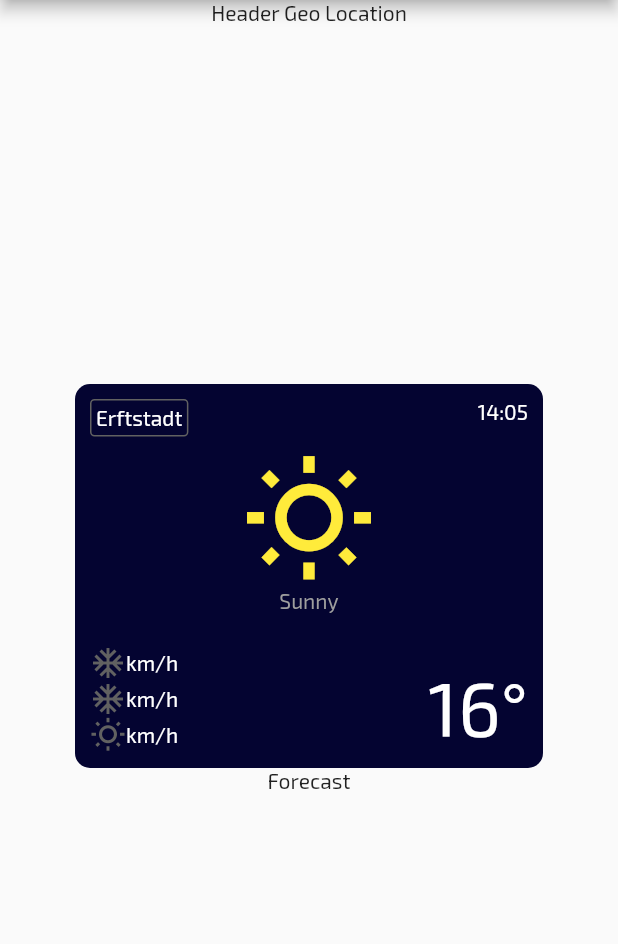
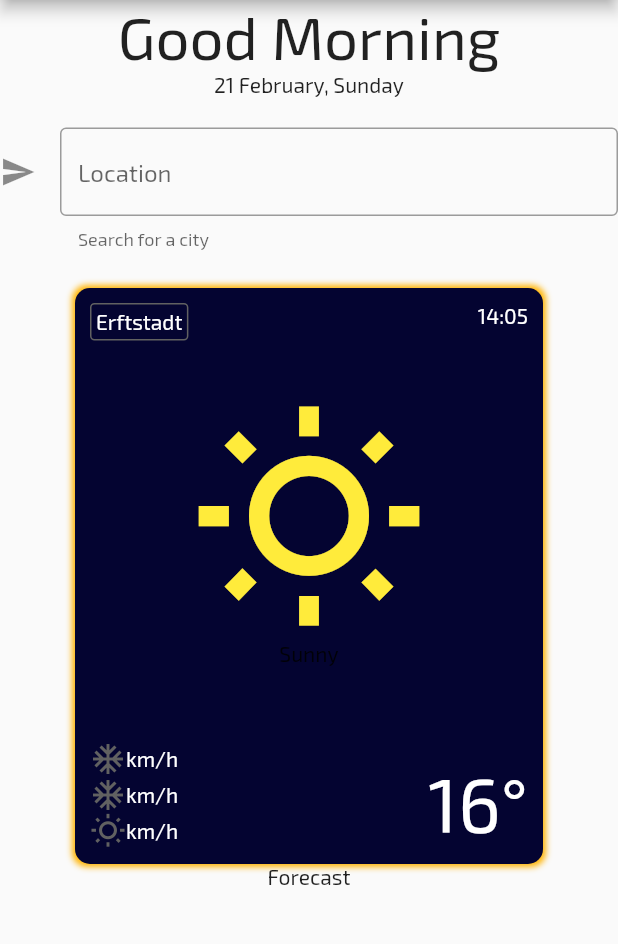
Before and after one commit to Dextavision/weathy, a Flutter app: the screen it shows after launch, on a phone screen of 412 x 824 dp, the part 84-1028 px from its top. Run offline on Flutter 3.47's test engine with Material 2 defaults, Android fonts, the phone set to English and light mode, and no system bars; our stand-ins replace google_fonts.

Commit message:
added border to the weathy card and started with the home header widget

```diff
--- a/lib/app/app.dart
+++ b/lib/app/app.dart
@@ -1,6 +1,6 @@
 import 'package:flutter/material.dart';
 import 'package:weathy/app/theme.dart';
-import 'package:weathy/home/home_screen.dart';
+import 'package:weathy/view/home/home_screen.dart';
 
 class Weathy extends StatelessWidget {
   @override
--- /dev/null
+++ b/lib/view/home/home_header.dart
@@ -0,0 +1,36 @@
+import 'package:flutter/material.dart';
+import 'package:intl/intl.dart';
+
+class HomeHeader extends StatelessWidget {
+  final String _currentDay = DateTime.now().day.toString();
+  final String _currentMonth = DateFormat('MMMM').format(DateTime.now());
+  final String _currentWeekDay = DateFormat('EEEE').format(DateTime.now());
+
+  @override
+  Widget build(BuildContext context) {
+    return Column(
+      children: [
+        const Text(
+          'Good Morning',
+          style: TextStyle(fontSize: 40.0),
+        ),
+        Text(this._currentDay +
+            ' ' +
+            this._currentMonth +
+            ', ' +
+            this._currentWeekDay),
+        SizedBox(
+          height: 20.0,
+        ),
+        TextField(
+          decoration: InputDecoration(
+            icon: Icon(Icons.send),
+            hintText: 'Location',
+            helperText: 'Search for a city',
+            border: const OutlineInputBorder(),
+          ),
+        ),
+      ],
+    );
+  }
+}
--- a/lib/home/home_screen.dart
+++ b/lib/view/home/home_screen.dart
@@ -1,5 +1,6 @@
 import 'package:flutter/material.dart';
-import 'package:weathy/weathy_card/weathy_card.dart';
+import 'package:weathy/view/home/home_header.dart';
+import 'package:weathy/view/weathy_card/weathy_card.dart';
 
 class HomeScreen extends StatelessWidget {
   @override
@@ -11,9 +12,10 @@ class HomeScreen extends StatelessWidget {
       body: Column(
         children: [
           Expanded(
-            child: Text('Header Geo Location'),
+            child: HomeHeader(),
           ),
           Expanded(
+            flex: 2,
             child: WeathyCard(),
           ),
           Expanded(child: Text('Forecast')),
--- a/lib/weathy_card/weathy_card.dart
+++ b/lib/view/weathy_card/weathy_card.dart
@@ -13,6 +13,13 @@ class WeathyCard extends StatelessWidget {
         decoration: BoxDecoration(
           borderRadius: BorderRadius.circular(10.0),
           color: cardColor,
+          boxShadow: [
+            BoxShadow(
+              color: accentColor,
+              blurRadius: 3,
+              spreadRadius: 2,
+            ),
+          ],
         ),
         child: Column(
           children: [
@@ -56,11 +63,10 @@ class WeathyCard extends StatelessWidget {
                       Icon(
                         Icons.wb_sunny_outlined,
                         color: Colors.yellow,
-                        size: 90.0,
+                        size: 160.0,
                       ),
                       Text(
                         'Sunny',
-                        style: TextStyle(color: Colors.grey),
                       )
                     ],
                   ),
--- a/pubspec.yaml
+++ b/pubspec.yaml
@@ -29,6 +29,7 @@ dependencies:
   # Use with the CupertinoIcons class for iOS style icons.
   cupertino_icons: ^1.0.2
   google_fonts: ^1.1.2
+  intl: ^0.16.1
 
 dev_dependencies:
   flutter_test:
```
